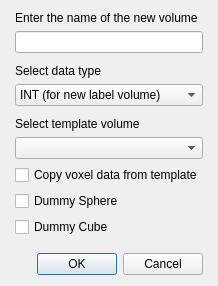
Before: the Qt Designer form freeview/DialogNewVolume.ui in neurodebian/freesurfer, drawn with Qt 5.
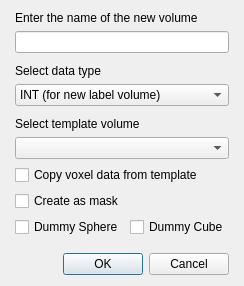
After: the same form once the commit is applied.

```diff
--- a/freeview/DialogNewVolume.ui
+++ b/freeview/DialogNewVolume.ui
@@ -120,26 +120,40 @@
     <widget class="QComboBox" name="comboBoxTemplate"/>
    </item>
    <item>
+    <layout class="QGridLayout" name="gridLayout">
+     <property name="topMargin">
+      <number>0</number>
+     </property>
+     <item row="0" column="0" colspan="2">
     <widget class="QCheckBox" name="checkBoxCopyData">
      <property name="text">
       <string>Copy voxel data from template</string>
      </property>
     </widget>
    </item>
-   <item>
+     <item row="2" column="0">
     <widget class="QCheckBox" name="checkBoxDummySphere">
      <property name="text">
       <string>Dummy Sphere</string>
      </property>
     </widget>
    </item>
-   <item>
+     <item row="2" column="1">
     <widget class="QCheckBox" name="checkBoxDummyCube">
      <property name="text">
       <string>Dummy Cube</string>
      </property>
     </widget>
    </item>
+     <item row="1" column="0" colspan="2">
+      <widget class="QCheckBox" name="checkBoxMask">
+       <property name="text">
+        <string>Create as mask</string>
+       </property>
+      </widget>
+     </item>
+    </layout>
+   </item>
    <item>
     <spacer name="verticalSpacer">
      <property name="orientation">
```
Left out of the diff: 41 changed lines with no effect on the pictures. Lines whose indentation alone changed are shown as unchanged.
